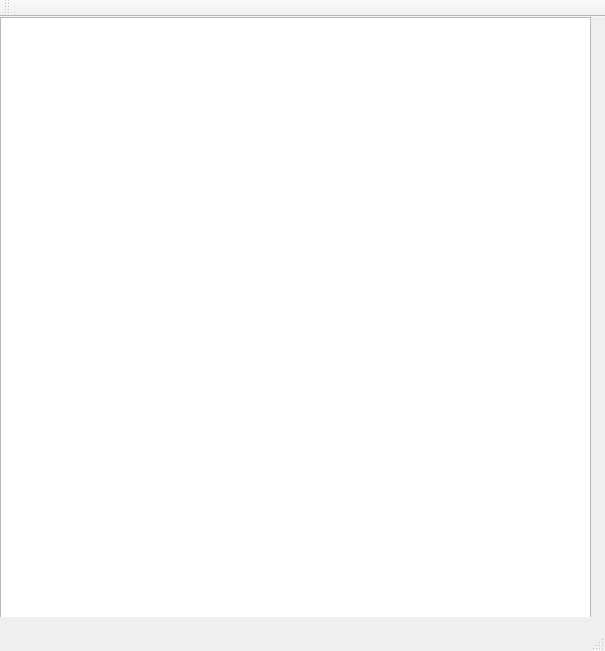
Qt form RailroProject/mainwindow.ui (Jisu-Lee/RailroProject) before a commit.
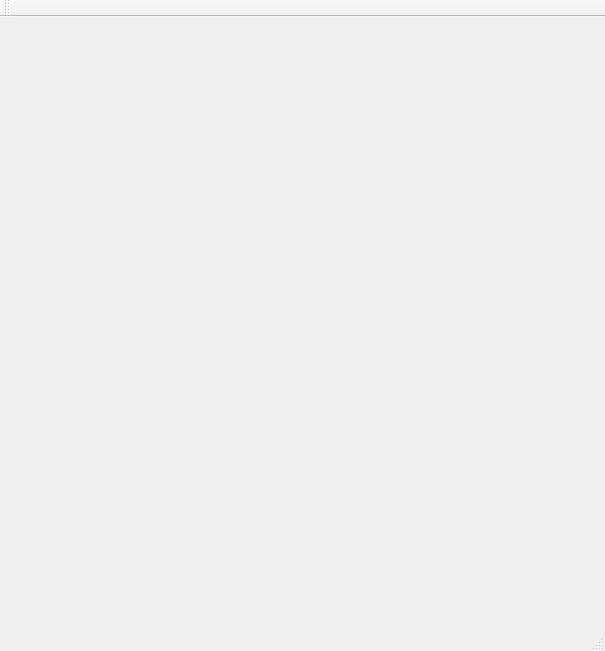
The same form after that commit.

Commit message: New background map. Added node class for stations. Graphical bug when scrolled

Patch:
```diff
--- a/RailroProject/mainwindow.ui
+++ b/RailroProject/mainwindow.ui
@@ -32,46 +32,6 @@
      <height>600</height>
     </size>
    </property>
-   <widget class="QGraphicsView" name="graphicsView">
-    <property name="geometry">
-     <rect>
-      <x>0</x>
-      <y>0</y>
-      <width>591</width>
-      <height>601</height>
-     </rect>
-    </property>
-    <property name="sizePolicy">
-     <sizepolicy hsizetype="Expanding" vsizetype="Expanding">
-      <horstretch>0</horstretch>
-      <verstretch>0</verstretch>
-     </sizepolicy>
-    </property>
-    <property name="minimumSize">
-     <size>
-      <width>411</width>
-      <height>251</height>
-     </size>
-    </property>
-    <property name="autoFillBackground">
-     <bool>true</bool>
-    </property>
-    <property name="backgroundBrush">
-     <brush brushstyle="SolidPattern">
-      <color alpha="255">
-       <red>0</red>
-       <green>0</green>
-       <blue>0</blue>
-      </color>
-     </brush>
-    </property>
-    <property name="alignment">
-     <set>Qt::AlignCenter</set>
-    </property>
-    <property name="cacheMode">
-     <set>QGraphicsView::CacheBackground</set>
-    </property>
-   </widget>
   </widget>
   <widget class="QMenuBar" name="menuBar">
    <property name="geometry">
```
The commit also changes 8 other files.
